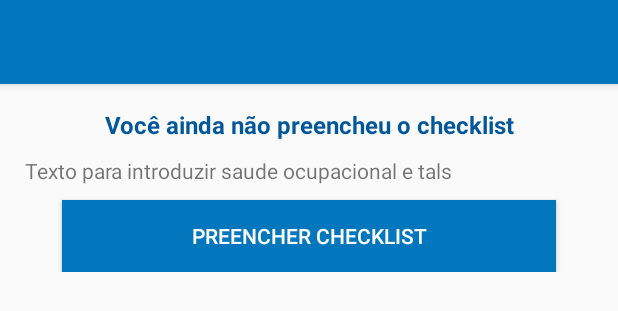
After one commit to giovaninb/AquaSafe, an Android app: the layout activity_checklist.xml on its own in the app's theme, with its tools: preview values and no code run, on a phone screen of 412 x 824 dp. The commit adds this screen. Shown: the top 311 px of the screen. Run offline under Robolectric (Android 15) with nearby library versions, the phone set to English and light mode, and no system bars.

Commit message:
Tela Inicial do Checklist e Button pressionado

```diff
--- /dev/null
+++ b/app/src/main/java/com/example/flavielli_marques/aquasafe/ChecklistActivity.java
@@ -0,0 +1,22 @@
+package com.example.flavielli_marques.aquasafe;
+
+import android.os.Bundle;
+import android.support.design.widget.FloatingActionButton;
+import android.support.design.widget.Snackbar;
+import android.support.v7.app.AppCompatActivity;
+import android.support.v7.widget.Toolbar;
+import android.view.View;
+
+public class ChecklistActivity extends AppCompatActivity {
+
+    @Override
+    protected void onCreate(Bundle savedInstanceState) {
+        super.onCreate(savedInstanceState);
+        setContentView(R.layout.activity_checklist);
+        Toolbar toolbar = (Toolbar) findViewById(R.id.toolbar);
+        setSupportActionBar(toolbar);
+        getSupportActionBar().setDisplayHomeAsUpEnabled(true);
+        getSupportActionBar().setTitle(R.string.checklist);
+    }
+
+}
--- a/app/src/main/java/com/example/flavielli_marques/aquasafe/MainActivity.java
+++ b/app/src/main/java/com/example/flavielli_marques/aquasafe/MainActivity.java
@@ -6,9 +6,9 @@ import android.os.Bundle;
 import android.view.View;
 import android.widget.ImageButton;
 import android.widget.Toast;
+import com.example.flavielli_marques.aquasafe.Hazard.HazardActivity;
 
 public class MainActivity extends AppCompatActivity {
-    Intent intent;
 
     @Override
     protected void onCreate(Bundle savedInstanceState) {
@@ -16,7 +16,10 @@ public class MainActivity extends AppCompatActivity {
         setContentView(R.layout.activity_main);
 
         ImageButton hazard_button = (ImageButton) findViewById(R.id.hazard);
+        ImageButton checklist_button = (ImageButton) findViewById(R.id.checklist);
+
         hazard_button.setOnClickListener(click);
+        checklist_button.setOnClickListener(click);
     }
     private View.OnClickListener click = new View.OnClickListener(){
 
@@ -26,10 +29,18 @@ public class MainActivity extends AppCompatActivity {
 
                 case R.id.hazard:
                     String valorTag = v.getTag().toString();
-                    Toast.makeText(getBaseContext(), valorTag, Toast.LENGTH_SHORT).show();
+                  //  Toast.makeText(getBaseContext(), valorTag, Toast.LENGTH_SHORT).show();
                     Intent intent = new Intent(MainActivity.this, HazardActivity.class);
                     startActivity(intent);
                     break;
+
+                case R.id.checklist:
+                    valorTag = v.getTag().toString();
+                 //   Toast.makeText(getBaseContext(), valorTag, Toast.LENGTH_SHORT).show();
+                    intent = new Intent(MainActivity.this, ChecklistActivity.class);
+                    startActivity(intent);
+                    break;
+
             }
         }
     };
--- /dev/null
+++ b/app/src/main/res/drawable/button_background.xml
@@ -0,0 +1,8 @@
+<?xml version="1.0" encoding="utf-8"?>
+<selector xmlns:android="http://schemas.android.com/apk/res/android">
+    <item android:state_pressed="true"
+        android:drawable="@color/button_pressed"/> <!-- pressed -->
+    <item android:state_focused="true"
+        android:drawable="@color/colorPrimary"/> <!-- focused -->
+    <item android:drawable="@color/colorPrimary"/> <!-- default -->
+</selector>
--- a/app/src/main/res/drawable/button_pressed.xml
+++ b/app/src/main/res/drawable/button_pressed.xml
@@ -4,7 +4,7 @@
 
     <item>
         <shape android:shape="oval">
-            <solid android:color="#33000000"/>
+            <solid android:color="@color/button_pressed"/>
         </shape>
     </item>
 </layer-list>
--- /dev/null
+++ b/app/src/main/res/layout/activity_checklist.xml
@@ -0,0 +1,25 @@
+<?xml version="1.0" encoding="utf-8"?>
+<android.support.design.widget.CoordinatorLayout xmlns:android="http://schemas.android.com/apk/res/android"
+    xmlns:app="http://schemas.android.com/apk/res-auto"
+    xmlns:tools="http://schemas.android.com/tools"
+    android:layout_width="match_parent"
+    android:layout_height="match_parent"
+    tools:context=".ChecklistActivity">
+
+    <android.support.design.widget.AppBarLayout
+        android:layout_width="match_parent"
+        android:layout_height="wrap_content"
+        android:theme="@style/AppTheme.AppBarOverlay">
+
+        <android.support.v7.widget.Toolbar
+            android:id="@+id/toolbar"
+            android:layout_width="match_parent"
+            android:layout_height="?attr/actionBarSize"
+            android:background="?attr/colorPrimary"
+            app:popupTheme="@style/AppTheme.PopupOverlay" />
+
+    </android.support.design.widget.AppBarLayout>
+
+    <include layout="@layout/content_checklist" />
+
+</android.support.design.widget.CoordinatorLayout>
--- /dev/null
+++ b/app/src/main/res/layout/content_checklist.xml
@@ -0,0 +1,64 @@
+<?xml version="1.0" encoding="utf-8"?>
+<ScrollView xmlns:android="http://schemas.android.com/apk/res/android"
+    xmlns:app="http://schemas.android.com/apk/res-auto"
+    xmlns:tools="http://schemas.android.com/tools"
+    android:layout_width="match_parent"
+    android:layout_height="match_parent"
+    app:layout_behavior="@string/appbar_scrolling_view_behavior"
+    tools:context=".ChecklistActivity"
+    tools:showIn="@layout/activity_checklist">
+
+    <LinearLayout
+        android:layout_width="match_parent"
+        android:layout_height="match_parent"
+        android:orientation="vertical"
+        android:padding="16dp">
+
+     <!--   <ImageView
+            android:layout_width="match_parent"
+            android:layout_height="170dp"
+            android:src="@drawable/checklist" /> -->
+
+        <TextView
+            android:id="@+id/text_highscore"
+            android:layout_width="match_parent"
+            android:layout_height="wrap_content"
+            android:layout_marginBottom="10dp"
+            android:gravity="center"
+            android:text="@string/default_highscore"
+            android:textColor="@color/colorPrimaryDark"
+            android:textSize="16sp"
+            android:textStyle="bold" />
+
+        <TextView
+            android:layout_width="wrap_content"
+            android:layout_height="wrap_content"
+            android:gravity="center"
+            android:text="@string/checklist_introduction" />
+
+        <Button
+            android:id="@+id/buttonChecklist"
+            android:layout_width="match_parent"
+            android:layout_height="wrap_content"
+            android:layout_marginEnd="25dp"
+            android:layout_marginStart="25dp"
+            android:layout_marginTop="10dp"
+            android:clickable="true"
+            android:background="@drawable/button_background"
+            android:text="Preencher Checklist"
+            android:textColor="#fff" />
+
+        <Button
+            android:id="@+id/bt_rever"
+            android:layout_width="match_parent"
+            android:layout_height="wrap_content"
+            android:layout_marginEnd="25dp"
+            android:layout_marginStart="25dp"
+            android:layout_marginTop="10dp"
+            android:background="@color/colorPrimaryDark"
+            android:text="Rever último resultado"
+            android:textColor="#fff"
+            android:visibility="gone" />
+
+    </LinearLayout>
+</ScrollView>
--- a/app/src/main/res/values/colors.xml
+++ b/app/src/main/res/values/colors.xml
@@ -13,6 +13,7 @@
     <color name="yellow">#EDC951</color>
     <color name="blue">#4DBCE9</color>
     <color name="general_background">#e0e0e0</color>
+    <color name="button_pressed">#33000000</color>
 </resources>
 
 <!--crédito pelos icones
--- a/app/src/main/res/values/strings.xml
+++ b/app/src/main/res/values/strings.xml
@@ -145,8 +145,8 @@
     <string name="hazard_death">ok41</string>
     <string name="control_death">ok42</string>
 
-
-
+    <string name="default_highscore">Você ainda não preencheu o checklist</string>
+    <string name="checklist_introduction">Texto para introduzir saude ocupacional e tals</string>
 
     <string name="title_activity_physicist">PhysicistActivity</string>
     <string name="action_settings">Settings</string>
@@ -156,4 +156,5 @@
     <string name="title_activity_ergonomic">ErgonomicActivity</string>
     <string name="title_activity_accident">AccidentActivity</string>
     <string name="title_activity_general_screen">GeneralScreenActivity</string>
+    <string name="title_activity_checklist">ChecklistActivity</string>
 </resources>
```
